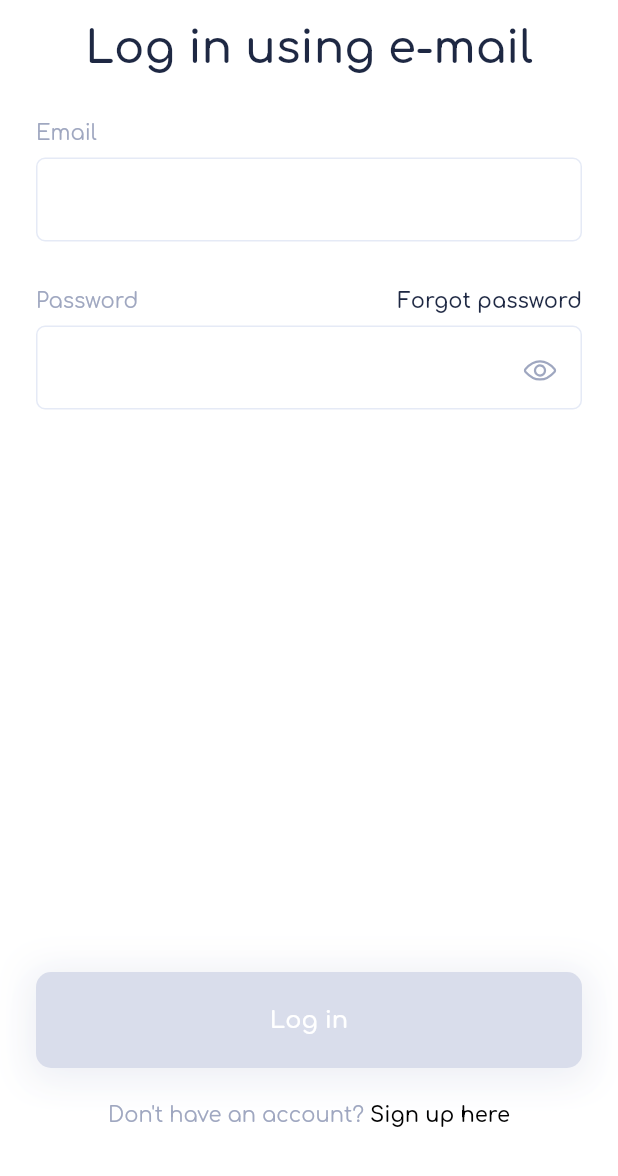
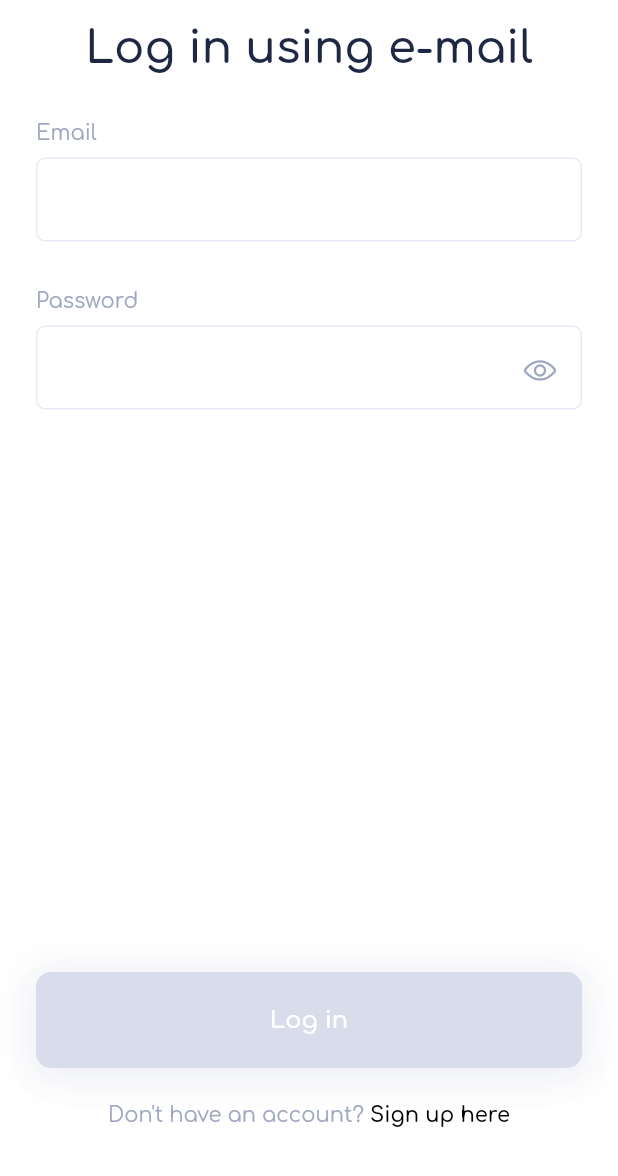
Before and after one commit to dvitjuks/fastmarket, a Flutter app: the screen it shows after launch, after a tap on "Sign in with e-mail", on a phone screen of 412 x 824 dp, the part 60-1236 px from its top. Run offline on Flutter 3.47's test engine with Material 2 defaults, Android fonts, the phone set to English and light mode, and no system bars; our stand-ins replace cached_network_image, cloud_firestore, dropdown_search, easy_localization, email_validator, equatable and 12 more; missing offline and left inert: app, clipboard, crop_your_image, fimber; accounts and stored records are empty.

Commit message:
What I forgot to stage in last commit

```diff
--- a/lib/chats/all_chats_screen.dart
+++ b/lib/chats/all_chats_screen.dart
@@ -52,14 +52,17 @@ class _AllChatsPageState extends State<AllChatsPage> {
                                   ? 1
                                   : 0;
 
-                          return ChatListTile(
+                          return Padding(
+                            padding: const EdgeInsets.symmetric(vertical: 4.0),
+                            child: ChatListTile(
                                 onTap: () {
                                   Navigator.of(context).push(MaterialPageRoute(
                                       builder: (context) =>
                                           ChatroomScreen.withBloc(chatroom)));
                                 },
                                 chatRoom: chatroom,
-                              notMyIndex: notMyIndex);
+                                notMyIndex: notMyIndex),
+                          );
                         },
                         itemCount: data.length));
               } else {
--- a/lib/login/create_profile/create_profile_page.dart
+++ b/lib/login/create_profile/create_profile_page.dart
@@ -55,8 +55,8 @@ class _CreateProfilePageState extends State<CreateProfilePage> {
         backgroundColor: AppColors.white,
         brightness: Brightness.light,
         leading: CTBackButton(
-          AppColors.accentPurple,
-          AppColors.accentPurple,
+          AppColors.textBlue,
+          AppColors.textBlue,
           padding: 12,
         ),
       ),
--- a/lib/login/email_login/email_login_page.dart
+++ b/lib/login/email_login/email_login_page.dart
@@ -8,7 +8,6 @@ import 'package:fastmarket/theme/ct_password_form_field.dart';
 import 'package:fastmarket/theme/ct_snackbar.dart';
 import 'package:fastmarket/theme/ct_text_form_field.dart';
 import 'package:fastmarket/theme/typography.dart';
-import 'package:flutter/cupertino.dart';
 import 'package:flutter/material.dart';
 import 'package:flutter_bloc/flutter_bloc.dart';
 
@@ -118,13 +117,12 @@ class _EmailLoginPageState extends State<EmailLoginPage> {
   Widget _buildPasswordLabel() => Padding(
     padding: const EdgeInsets.only(top: 32),
     child: Row(
-      mainAxisAlignment: MainAxisAlignment.spaceBetween,
+      mainAxisAlignment: MainAxisAlignment.start,
       children: [
         Text(
           "Password",
           style: AppTypography.body3.copyWith(color: AppColors.mainGrey),
         ),
-        _buildForgotPasswordLabel()
       ],
     ),
   );
@@ -135,21 +133,6 @@ class _EmailLoginPageState extends State<EmailLoginPage> {
           (value) {
         _bloc.add(SetPasswordEvent(value));
       },
-    ),
-  );
-
-  Widget _buildForgotPasswordLabel() => GestureDetector(
-    onTap: () {
-      // Navigator.of(context).push(MaterialPageRoute(
-      //     builder: (context) => ForgotPasswordPage.withBloc()));
-    },
-    child: RichText(
-      text: TextSpan(children: [
-        TextSpan(
-            text: "Forgot password",
-            style: AppTypography.body3_bold
-                .copyWith(color: AppColors.textBlue))
-      ]),
     ),
   );
 
--- a/lib/login/main_login/main_login_page.dart
+++ b/lib/login/main_login/main_login_page.dart
@@ -7,6 +7,7 @@ import 'package:fastmarket/theme/icons_provider.dart';
 import 'package:fastmarket/theme/typography.dart';
 import 'package:flutter/material.dart';
 import 'package:flutter_bloc/flutter_bloc.dart';
+import 'package:flutter_svg/flutter_svg.dart';
 
 class MainLoginPage extends StatefulWidget {
   @override
@@ -51,17 +52,10 @@ class _MainLoginPageState extends State<MainLoginPage> {
   Widget _buildImage() => SafeArea(
           child: Padding(
         padding: const EdgeInsets.only(top: 48),
-        child: Container(
-          color: AppColors.progressGreen,
+        child: SvgPicture.asset(IconsProvider.HANDSHAKE,
           height: 250,
           width: 250,
-          child: Center(
-            child: Text(
-              "Place for logo",
-              textAlign: TextAlign.center,
-              style: AppTypography.title.copyWith(color: AppColors.textBlue),
-            ),
-          ),
+          color: AppColors.textBlue,
         ),
       ));
 
--- a/lib/theme/icons_provider.dart
+++ b/lib/theme/icons_provider.dart
@@ -108,6 +108,7 @@ class IconsProvider {
   static const SHOPPING_TYPE_FIBERFILL = "$ICONS_PATH/shopping_type_fiberfill.svg";
   static const SHOPPING_TYPE_EYES = "$ICONS_PATH/shopping_type_eyes.svg";
   static const SHOPPING_TYPE_OTHER = "$ICONS_PATH/shopping_type_other.svg";
+  static const SHOPPING_LIST = "$ICONS_PATH/shopping_list.svg";
 
   static const SHOPPING_ACTIVE_EMPTY_STATE = "$ICONS_PATH/shopping_items_active_empty_state.png";
   static const SHOPPING_COMPLETED_EMPTY_STATE = "$ICONS_PATH/shopping_items_completed_empty_state.png";
@@ -125,4 +126,6 @@ class IconsProvider {
   static const ONBOARDING_BG_FOURTH = "$ICONS_PATH/onboarding_bg_4.svg";
   static const ONBOARDING_BG_FIFTH = "$ICONS_PATH/onboarding_bg_5.svg";
   static const ONBOARDING_BG_SIXTH = "$ICONS_PATH/onboarding_bg_6.svg";
+
+  static const HANDSHAKE = "$ICONS_PATH/handshake.svg";
 }
```
Also changed, not shown: pubspec.yaml (+13 -0 lines), pubspec.lock, 32 other files. Lines whose indentation alone changed are shown as unchanged.
